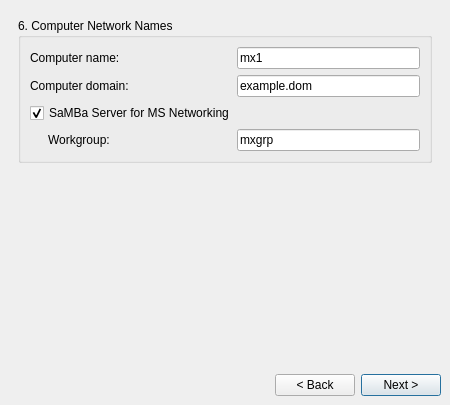
Before: the Qt Designer form meinstall.ui in anticapitalista/MX-installer, drawn with Qt 5.
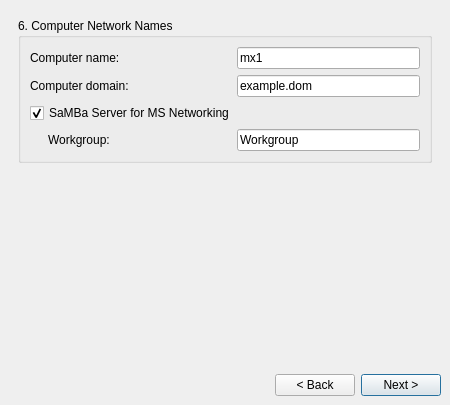
After: the same form once the commit is applied. The open tabs and pages were chosen to show the change.

Commit message: modfied regex for domain, search for WORKGROUP in smb.conf

Patch:
```diff
--- a/meinstall.ui
+++ b/meinstall.ui
@@ -1059,7 +1059,7 @@
              </sizepolicy>
             </property>
             <property name="text">
-             <string>mxgrp</string>
+             <string>Workgroup</string>
             </property>
            </widget>
           </item>
```
Left out of the diff: 2 changed lines with no effect on the pictures. The commit also changes 1 other file.
